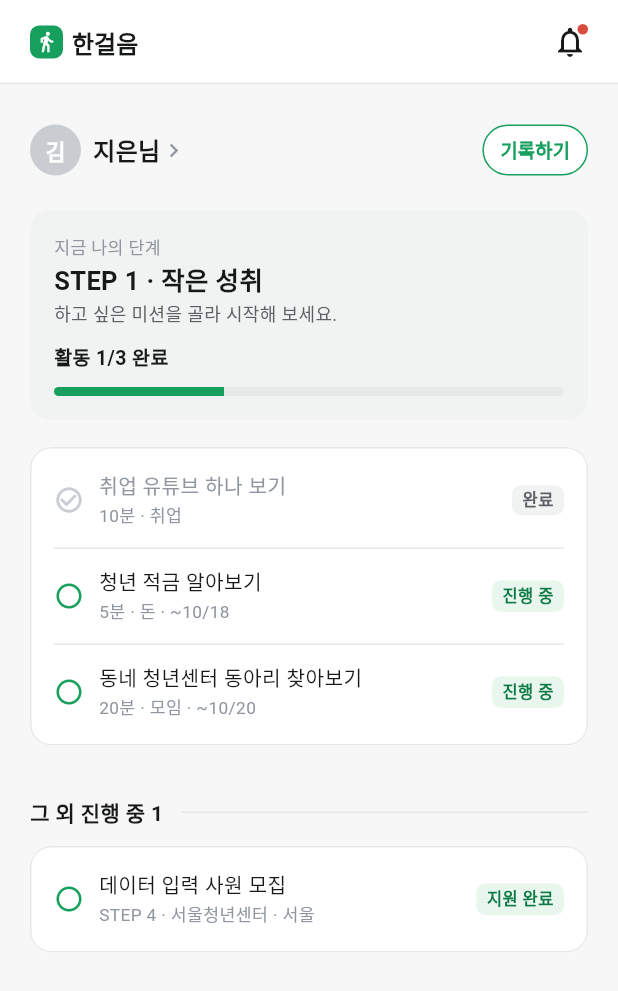
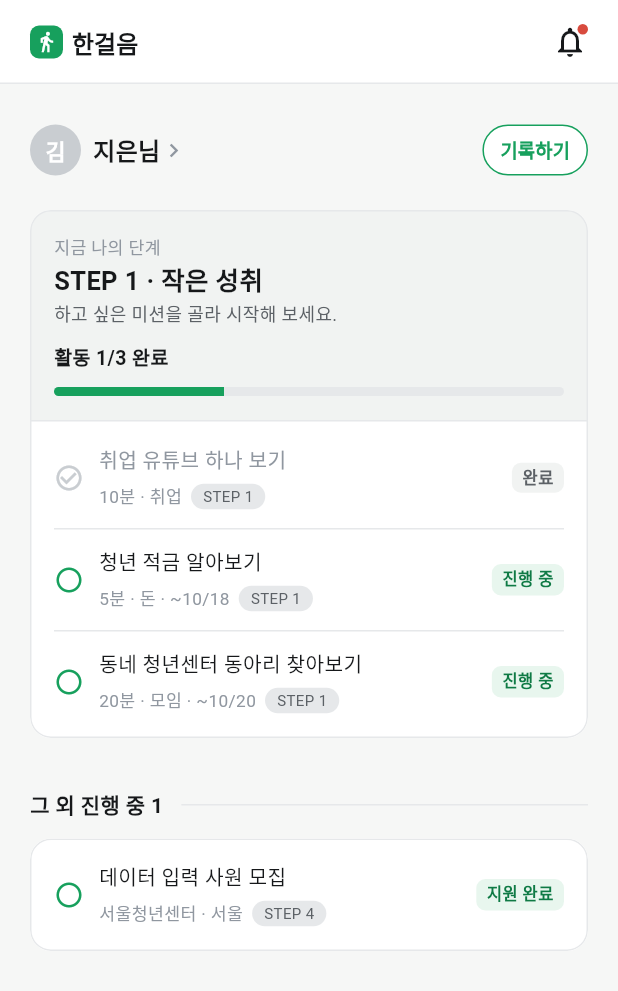
Before and after one commit to donghyun-03/Hangeoleum-UI, a Flutter app: the HomeScreen screen opened directly, on a phone screen of 412 x 824 dp. Shown: the top 991 px of the screen. Run offline on Flutter 3.47's test engine with Material 3 defaults, Android fonts, the light colour scheme and no system bars; our stand-ins replace file_picker; Roboto replaces fonts that are missing (Pretendard).

Commit message:
style: 카드 구조 변경 및 각 활동 STEP 요소 추가

```diff
--- a/lib/screens/home/home_screen.dart
+++ b/lib/screens/home/home_screen.dart
@@ -255,18 +255,35 @@ class _YouthHome extends StatelessWidget {
     return Column(
   crossAxisAlignment: CrossAxisAlignment.stretch,
   children: [
+    // 요약과 현재 활동을 하나의 카드에 표시합니다.
     AppCard(
+      padding: EdgeInsets.zero,
+      child: Column(
+        crossAxisAlignment: CrossAxisAlignment.stretch,
+        children: [
+          // 상단: 지금 나의 단계와 완료 현황.
+          Material(
             color: AppColors.soft,
+            borderRadius: BorderRadius.vertical(
+              top: Radius.circular(AppRadius.md),
+            ),
+            clipBehavior: Clip.antiAlias,
+            child: InkWell(
               onTap: () {
                 context.read<MainTabs>().go(
                       MainTab.step,
                       step: currentStep,
                     );
               },
+              child: Padding(
+                padding: const EdgeInsets.all(16),
                 child: Column(
                   crossAxisAlignment: CrossAxisAlignment.start,
                   children: [
-              Text('지금 나의 단계', style: AppText.caption),
+                    Text(
+                      '지금 나의 단계',
+                      style: AppText.caption,
+                    ),
                     Text(
                       'STEP $currentStep · ${info?.title ?? ''}',
                       style: AppText.h2.copyWith(fontSize: 17),
@@ -277,9 +294,6 @@ class _YouthHome extends StatelessWidget {
                         style: AppText.small.copyWith(fontSize: 12),
                       ),
                     const SizedBox(height: 10),
-
-              // STEP 1만 실제 완료 상태가 존재합니다.
-              // STEP 2~4는 완료 여부를 임의로 만들지 않습니다.
                     Text(
                       currentStep == 1
                           ? '활동 $doneCount/${currentActivities.length} 완료'
@@ -289,7 +303,6 @@ class _YouthHome extends StatelessWidget {
                         color: AppColors.ink,
                       ),
                     ),
-
                     if (currentStep == 1) ...[
                       const SizedBox(height: 10),
                       ProgressLine(
@@ -302,12 +315,48 @@ class _YouthHome extends StatelessWidget {
                   ],
                 ),
               ),
+            ),
+          ),
 
-        // 별도 '진행 중인 미션' 제목 없이 바로 표시.
-        const SizedBox(height: 8),
-        _ActivityList(
-          activities: currentActivities,
-          emptyMessage: '현재 STEP에 표시할 활동이 없어요.',
+          const Divider(
+            height: 1,
+            thickness: 1,
+            color: AppColors.line,
+          ),
+
+          // 하단: 현재 활동 또는 활동 없음 안내.
+          // _ActivityList를 쓰지 않아 카드가 중첩되지 않습니다.
+          Padding(
+            padding: const EdgeInsets.symmetric(
+              horizontal: 16,
+              vertical: 4,
+            ),
+            child: currentActivities.isEmpty
+                ? Padding(
+                    padding: const EdgeInsets.symmetric(vertical: 16),
+                    child: Text(
+                      '현재 STEP에 표시할 활동이 없어요.',
+                      style: AppText.small,
+                    ),
+                  )
+                : Column(
+                    children: [
+                      for (
+                        var index = 0;
+                        index < currentActivities.length;
+                        index++
+                      ) ...[
+                        if (index > 0) const Divider(),
+                        _ActivityRow(
+                          activity: currentActivities[index],
+                          showStep: false,
+                        ),
+                      ],
+                    ],
+                  ),
+          ),
+        ],
+      ),
     ),
 
     // 활동 수정 버튼은 잠시 숨깁니다.
@@ -337,15 +386,15 @@ class _YouthHome extends StatelessWidget {
     ),
     const SizedBox(height: 12),
 
+    // 다른 STEP 활동 목록은 기존대로 유지합니다.
     _ActivityList(
       activities: otherActivities,
       showStep: true,
       emptyMessage: '다른 STEP에 표시할 활동이 없어요.',
     ),
-
-
   ],
 );
+
   }
 }
 
@@ -396,15 +445,13 @@ class _ActivityRow extends StatelessWidget {
   });
 
   final _HomeActivity activity;
+
+  // 기존 호출부와 호환되도록 유지합니다.
+  // STEP 배지는 현재 활동과 다른 STEP 활동 모두 표시합니다.
   final bool showStep;
 
   @override
   Widget build(BuildContext context) {
-    final detail = [
-      if (showStep) 'STEP ${activity.step}',
-      if (activity.detail.isNotEmpty) activity.detail,
-    ].join(' · ');
-
     return Padding(
       padding: const EdgeInsets.symmetric(vertical: 12),
       child: Row(
@@ -430,8 +477,38 @@ class _ActivityRow extends StatelessWidget {
                         : AppColors.ink,
                   ),
                 ),
-                if (detail.isNotEmpty)
-                  Text(detail, style: AppText.caption),
+                const SizedBox(height: 4),
+
+                // 활동 시간·분류·마감일 등 설명 뒤에 STEP 표시.
+                Wrap(
+                  spacing: 6,
+                  runSpacing: 4,
+                  crossAxisAlignment: WrapCrossAlignment.center,
+                  children: [
+                    if (activity.detail.isNotEmpty)
+                      Text(
+                        activity.detail,
+                        style: AppText.caption,
+                      ),
+                    Container(
+                      padding: const EdgeInsets.symmetric(
+                        horizontal: 8,
+                        vertical: 1,
+                      ),
+                      decoration: BoxDecoration(
+                        color: AppColors.line,
+                        borderRadius: BorderRadius.circular(999),
+                      ),
+                      child: Text(
+                        'STEP ${activity.step}',
+                        style: AppText.caption.copyWith(
+                          fontSize: 10,
+                          color: AppColors.muted,
+                        ),
+                      ),
+                    ),
+                  ],
+                ),
               ],
             ),
           ),
@@ -445,6 +522,7 @@ class _ActivityRow extends StatelessWidget {
     );
   }
 }
+
 
 class _InstitutionHome extends StatelessWidget {
   const _InstitutionHome();
```
Lines whose indentation alone changed are shown as unchanged.
